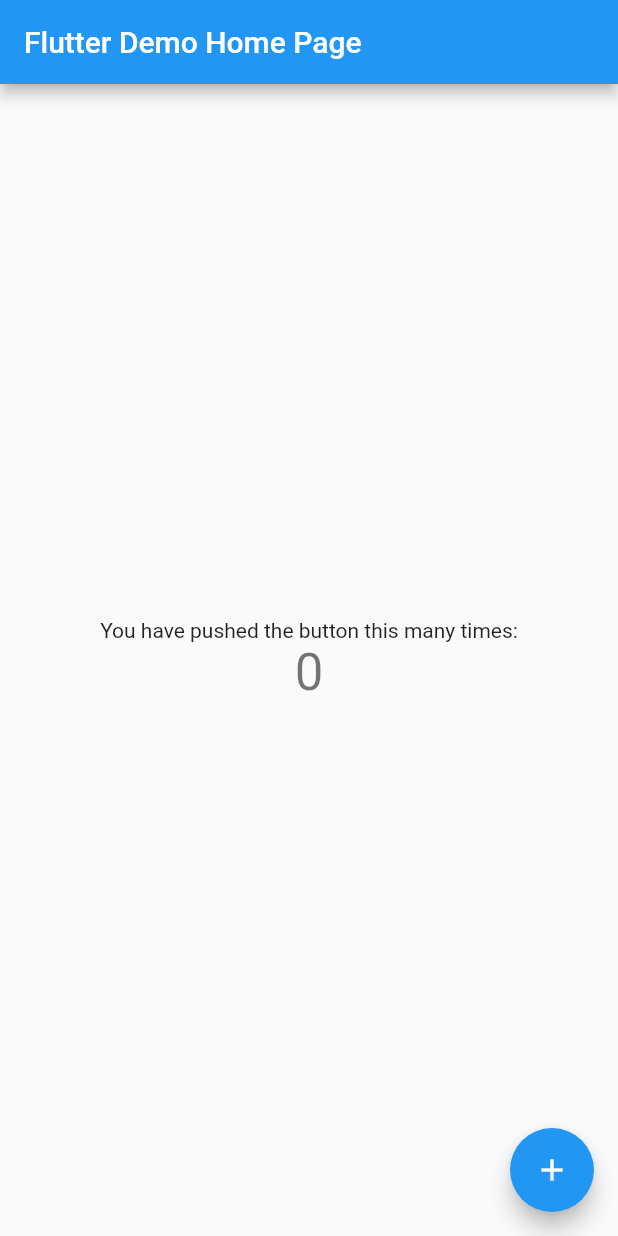
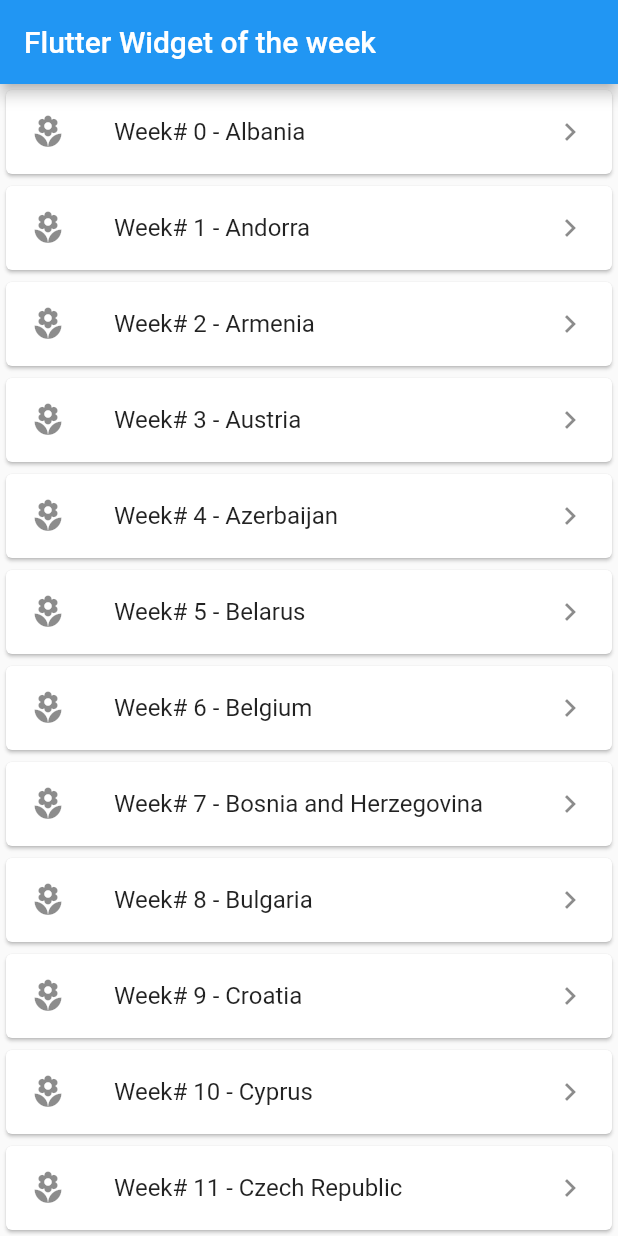
Before and after one commit to SenthilUmapathy79/flutter-widget-of-the-week, a Flutter app: the screen it shows after launch, on a phone screen of 412 x 824 dp. Run offline on Flutter 3.47's test engine with Material 2 defaults, Android fonts, the phone set to English and light mode, and no system bars.

Commit message:
Navigation implemented

```diff
--- /dev/null
+++ b/lib/base/home.dart
@@ -0,0 +1,38 @@
+import 'package:flutter/material.dart';
+
+class HomeLayout extends StatelessWidget {
+      @override
+      Widget build(BuildContext context) {
+        return _homeListView(context);
+      }
+    }
+
+    Widget _homeListView(BuildContext context) {
+      // backing data
+      final weekTitles = ['Albania', 'Andorra', 'Armenia', 'Austria',
+        'Azerbaijan', 'Belarus', 'Belgium', 'Bosnia and Herzegovina', 'Bulgaria',
+        'Croatia', 'Cyprus', 'Czech Republic', 'Denmark', 'Estonia', 'Finland',
+        'France', 'Georgia', 'Germany', 'Greece', 'Hungary', 'Iceland', 'Ireland',
+        'Italy', 'Kazakhstan', 'Kosovo', 'Latvia', 'Liechtenstein', 'Lithuania',
+        'Luxembourg', 'Macedonia', 'Malta', 'Moldova', 'Monaco', 'Montenegro',
+        'Netherlands', 'Norway', 'Poland', 'Portugal', 'Romania', 'Russia',
+        'San Marino', 'Serbia', 'Slovakia', 'Slovenia', 'Spain', 'Sweden',
+        'Switzerland', 'Turkey', 'Ukraine', 'United Kingdom', 'Vatican City'];
+
+      return ListView.builder(
+        itemCount: weekTitles.length,
+        itemBuilder: (context, index) {
+          return Card (
+            child: ListTile(
+            title: Text("Week# " + index.toString() + " - " + weekTitles[index]),
+            leading: Icon(Icons.local_florist),
+            trailing: Icon(Icons.keyboard_arrow_right),
+            onTap: () {
+              print('Week#'+index.toString());
+              Navigator.pushNamed(context, '/week1');
+            },
+            ),
+          );
+        },
+      );
+    }
--- /dev/null
+++ b/lib/base/homescreen.dart
@@ -0,0 +1,16 @@
+import 'package:flutter/material.dart';
+import './home.dart';
+
+class HomeScreen extends StatelessWidget {
+  @override
+  Widget build(BuildContext context) {
+    return Scaffold(
+      appBar: AppBar(
+        title: Text('Flutter Widget of the week'),
+      ),
+      body: Center(
+        child: HomeLayout(),
+      ),
+    );
+  }
+}
--- a/lib/main.dart
+++ b/lib/main.dart
@@ -1,4 +1,7 @@
 import 'package:flutter/material.dart';
+//import 'base/home.dart';
+import 'base/homescreen.dart';
+import 'week1/week1.dart';
 
 void main() => runApp(MyApp());
 
@@ -7,7 +10,7 @@ class MyApp extends StatelessWidget {
   @override
   Widget build(BuildContext context) {
     return MaterialApp(
-      title: 'Flutter Demo',
+      title: 'Flutter Widgets',
       theme: ThemeData(
         // This is the theme of your application.
         //
@@ -20,92 +23,101 @@ class MyApp extends StatelessWidget {
         // is not restarted.
         primarySwatch: Colors.blue,
       ),
-      home: MyHomePage(title: 'Flutter Demo Home Page'),
+      initialRoute: '/',
+      routes: {
+        // When navigating to the "/" route, build the FirstScreen widget.
+        '/': (context) => HomeScreen(),
+        // When navigating to the "/second" route, build the SecondScreen widget.
+        '/week1': (context) => Week1HomeScreen(),
+      },
+      //home: MyHomePage(title: 'Flutter Widget of the week'),
     );
   }
 }
 
-class MyHomePage extends StatefulWidget {
-  MyHomePage({Key key, this.title}) : super(key: key);
+// class MyHomePage extends StatefulWidget {
+//   MyHomePage({Key key, this.title}) : super(key: key);
 
-  // This widget is the home page of your application. It is stateful, meaning
-  // that it has a State object (defined below) that contains fields that affect
-  // how it looks.
+//   // This widget is the home page of your application. It is stateful, meaning
+//   // that it has a State object (defined below) that contains fields that affect
+//   // how it looks.
 
-  // This class is the configuration for the state. It holds the values (in this
-  // case the title) provided by the parent (in this case the App widget) and
-  // used by the build method of the State. Fields in a Widget subclass are
-  // always marked "final".
+//   // This class is the configuration for the state. It holds the values (in this
+//   // case the title) provided by the parent (in this case the App widget) and
+//   // used by the build method of the State. Fields in a Widget subclass are
+//   // always marked "final".
 
-  final String title;
+//   final String title;
 
-  @override
-  _MyHomePageState createState() => _MyHomePageState();
-}
+//   @override
+//   _MyHomePageState createState() => _MyHomePageState();
+// }
 
-class _MyHomePageState extends State<MyHomePage> {
-  int _counter = 0;
+// class _MyHomePageState extends State<MyHomePage> {
+//   int _counter = 0;
 
-  void _incrementCounter() {
-    setState(() {
-      // This call to setState tells the Flutter framework that something has
-      // changed in this State, which causes it to rerun the build method below
-      // so that the display can reflect the updated values. If we changed
-      // _counter without calling setState(), then the build method would not be
-      // called again, and so nothing would appear to happen.
-      _counter++;
-    });
-  }
+//   void _incrementCounter() {
+//     setState(() {
+//       // This call to setState tells the Flutter framework that something has
+//       // changed in this State, which causes it to rerun the build method below
+//       // so that the display can reflect the updated values. If we changed
+//       // _counter without calling setState(), then the build method would not be
+//       // called again, and so nothing would appear to happen.
+//       _counter++;
+//     });
+//   }
 
-  @override
-  Widget build(BuildContext context) {
-    // This method is rerun every time setState is called, for instance as done
-    // by the _incrementCounter method above.
-    //
-    // The Flutter framework has been optimized to make rerunning build methods
-    // fast, so that you can just rebuild anything that needs updating rather
-    // than having to individually change instances of widgets.
-    return Scaffold(
-      appBar: AppBar(
-        // Here we take the value from the MyHomePage object that was created by
-        // the App.build method, and use it to set our appbar title.
-        title: Text(widget.title),
-      ),
-      body: Center(
-        // Center is a layout widget. It takes a single child and positions it
-        // in the middle of the parent.
-        child: Column(
-          // Column is also layout widget. It takes a list of children and
-          // arranges them vertically. By default, it sizes itself to fit its
-          // children horizontally, and tries to be as tall as its parent.
-          //
-          // Invoke "debug painting" (press "p" in the console, choose the
-          // "Toggle Debug Paint" action from the Flutter Inspector in Android
-          // Studio, or the "Toggle Debug Paint" command in Visual Studio Code)
-          // to see the wireframe for each widget.
-          //
-          // Column has various properties to control how it sizes itself and
-          // how it positions its children. Here we use mainAxisAlignment to
-          // center the children vertically; the main axis here is the vertical
-          // axis because Columns are vertical (the cross axis would be
-          // horizontal).
-          mainAxisAlignment: MainAxisAlignment.center,
-          children: <Widget>[
-            Text(
-              'You have pushed the button this many times:',
-            ),
-            Text(
-              '$_counter',
-              style: Theme.of(context).textTheme.display1,
-            ),
-          ],
-        ),
-      ),
-      floatingActionButton: FloatingActionButton(
-        onPressed: _incrementCounter,
-        tooltip: 'Increment',
-        child: Icon(Icons.add),
-      ), // This trailing comma makes auto-formatting nicer for build methods.
-    );
-  }
-}
+//   @override
+//   Widget build(BuildContext context) {
+//     // This method is rerun every time setState is called, for instance as done
+//     // by the _incrementCounter method above.
+//     //
+//     // The Flutter framework has been optimized to make rerunning build methods
+//     // fast, so that you can just rebuild anything that needs updating rather
+//     // than having to individually change instances of widgets.
+//     return Scaffold(
+//       appBar: AppBar(
+//         // Here we take the value from the MyHomePage object that was created by
+//         // the App.build method, and use it to set our appbar title.
+//         title: Text(widget.title),
+//       ),
+//       body: Center(
+//         child: HomeLayout(),
+//         // Center is a layout widget. It takes a single child and positions it
+//         // in the middle of the parent.
+//         // child: Column(
+//         //   // Column is also layout widget. It takes a list of children and
+//         //   // arranges them vertically. By default, it sizes itself to fit its
+//         //   // children horizontally, and tries to be as tall as its parent.
+//         //   //
+//         //   // Invoke "debug painting" (press "p" in the console, choose the
+//         //   // "Toggle Debug Paint" action from the Flutter Inspector in Android
+//         //   // Studio, or the "Toggle Debug Paint" command in Visual Studio Code)
+//         //   // to see the wireframe for each widget.
+//         //   //
+//         //   // Column has various properties to control how it sizes itself and
+//         //   // how it positions its children. Here we use mainAxisAlignment to
+//         //   // center the children vertically; the main axis here is the vertical
+//         //   // axis because Columns are vertical (the cross axis would be
+//         //   // horizontal).
+//         //   mainAxisAlignment: MainAxisAlignment.center,
+//         //   children: <Widget>[
+//         //     // Text(
+//         //     //   'You have pushed the button this many times:',
+//         //     // ),
+//         //     // Text(
+//         //     //   '$_counter',
+//         //     //   style: Theme.of(context).textTheme.display1,
+//         //     // ),
+//         //     HomeLayout()
+//         //   ],
+//         // ),
+//       ),
+//       // floatingActionButton: FloatingActionButton(
+//       //   onPressed: _incrementCounter,
+//       //   tooltip: 'Increment',
+//       //   child: Icon(Icons.add),
+//       // ), // This trailing comma makes auto-formatting nicer for build methods.
+//     );
+//   }
+// }
--- /dev/null
+++ b/lib/week1/week1.dart
@@ -0,0 +1,22 @@
+import 'package:flutter/material.dart';
+
+class Week1HomeScreen extends StatelessWidget {
+  @override
+  Widget build(BuildContext context) {
+    return Scaffold(
+      appBar: AppBar(
+        title: Text("Second Screen"),
+      ),
+      body: Center(
+        child: RaisedButton(
+          onPressed: () {
+            // Navigate back to the first screen by popping the current route
+            // off the stack.
+            Navigator.pop(context);
+          },
+          child: Text('Go back!'),
+        ),
+      ),
+    );
+  }
+}
```
